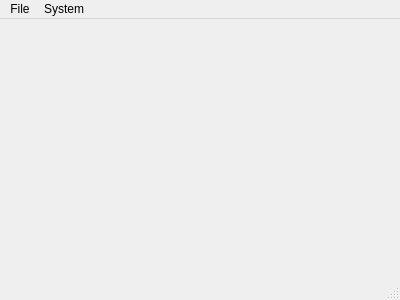
Above: src/mainwindow.ui from trcwm/rocket2014 before the change. Below: the same form after it.
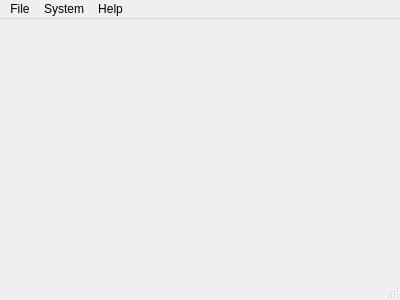
That is the form after the change.

Diff of the .ui file:
```diff
--- a/src/mainwindow.ui
+++ b/src/mainwindow.ui
@@ -50,9 +50,19 @@
     <addaction name="actionResume"/>
     <addaction name="separator"/>
     <addaction name="actionReset_terminal"/>
+    <addaction name="separator"/>
+    <addaction name="actionClock_at_7_MHz"/>
+    <addaction name="actionClock_at_20_MHz"/>
+   </widget>
+   <widget class="QMenu" name="menuHelp">
+    <property name="title">
+     <string>Help</string>
+    </property>
+    <addaction name="actionAbout"/>
    </widget>
    <addaction name="menuFile"/>
    <addaction name="menuSystem"/>
+   <addaction name="menuHelp"/>
   </widget>
   <widget class="QStatusBar" name="statusBar"/>
   <action name="actionLoad_ROM">
```
Left out of the diff: 21 changed lines with no effect on the pictures.
